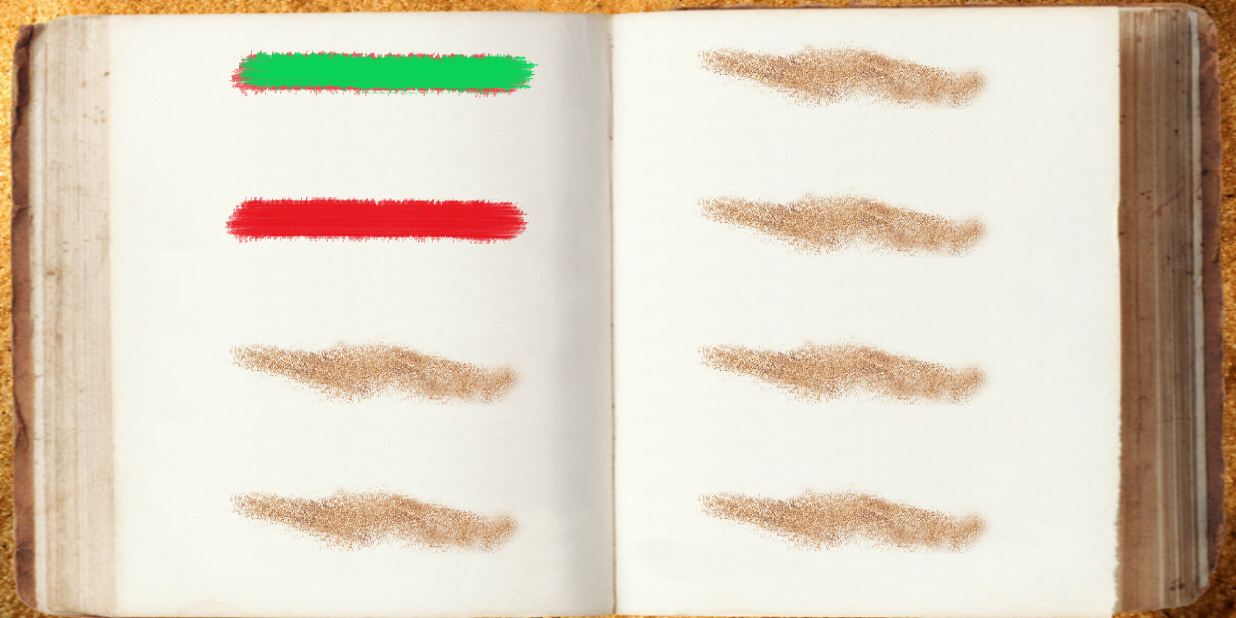
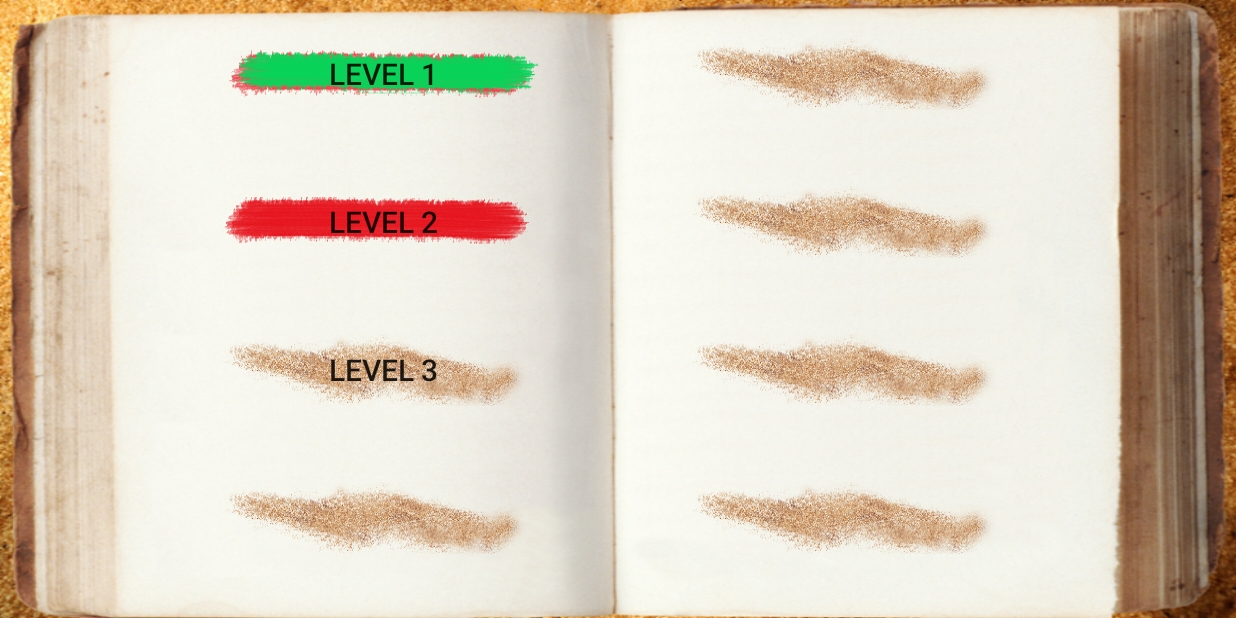
Before and after one commit to chebTS/TheGame, an Android app: the LevelsActivity screen opened directly, with no data from a screen before it, on a phone screen of 824 x 412 dp (held sideways). Run offline under Robolectric (Android 15) with nearby library versions, the phone set to English and light mode, and no system bars.

Commit message:
Levels activity

```diff
--- a/TheGame/app/src/main/res/layout/activity_levels.xml
+++ b/TheGame/app/src/main/res/layout/activity_levels.xml
@@ -15,6 +15,8 @@
 
         <Button
             android:id="@+id/btn_1"
+            android:text="Level 1"
+            android:textSize="20sp"
             android:layout_margin="25dp"
             android:background="@drawable/done_level"
             android:layout_width="wrap_content"
@@ -22,6 +24,8 @@
 
         <Button
             android:id="@+id/btn_2"
+            android:text="Level 2"
+            android:textSize="20sp"
             android:layout_margin="25dp"
             android:background="@drawable/open_level"
             android:layout_width="wrap_content"
@@ -29,6 +33,8 @@
 
         <Button
             android:id="@+id/btn_3"
+            android:text="Level 3"
+            android:textSize="20sp"
             android:layout_margin="25dp"
             android:background="@drawable/blocked_level"
             android:layout_width="wrap_content"
```
